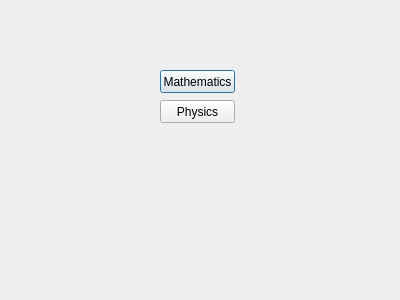
Old version of the form sectionsdialog.ui in the repository SlawekFura/Tasker.
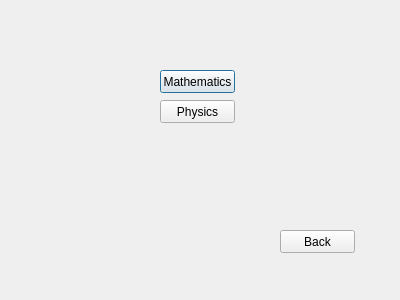
New version of the form.

What changed in the file:
```diff
--- a/sectionsdialog.ui
+++ b/sectionsdialog.ui
@@ -39,6 +39,19 @@
     <string>Physics</string>
    </property>
   </widget>
+  <widget class="QPushButton" name="BackButton">
+   <property name="geometry">
+    <rect>
+     <x>280</x>
+     <y>230</y>
+     <width>75</width>
+     <height>23</height>
+    </rect>
+   </property>
+   <property name="text">
+    <string>Back</string>
+   </property>
+  </widget>
  </widget>
  <resources/>
  <connections/>
```
